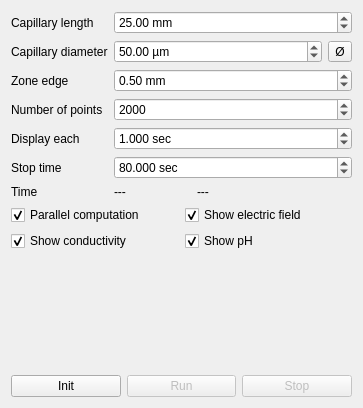
Qt form src/computecontrol.ui (hobrasoft/simul6) before a commit.
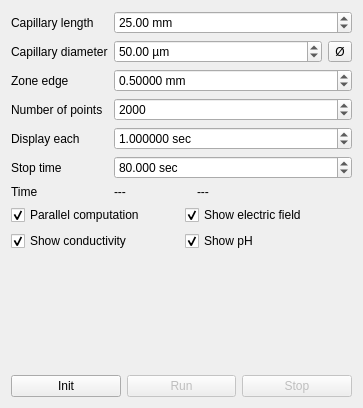
The same form after that commit.

The edit to the form file:
```diff
--- a/src/computecontrol.ui
+++ b/src/computecontrol.ui
@@ -145,7 +145,7 @@
         <string> sec</string>
        </property>
        <property name="decimals">
-        <number>3</number>
+        <number>6</number>
        </property>
        <property name="maximum">
         <double>10000.000000000000000</double>
@@ -173,6 +173,9 @@
        <property name="suffix">
         <string> mm</string>
        </property>
+       <property name="decimals">
+        <number>5</number>
+       </property>
        <property name="value">
         <double>0.500000000000000</double>
        </property>
```
